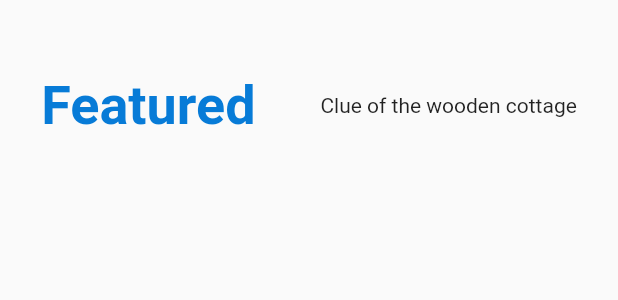
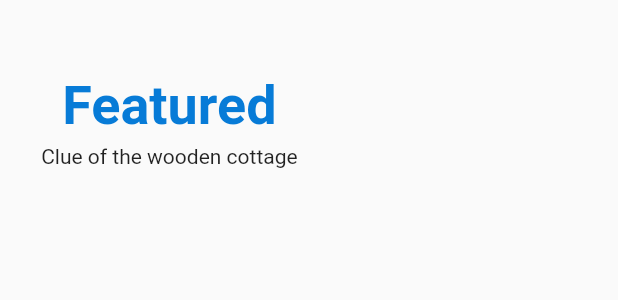
Before and after one commit to LiyanaZaiman/FYP, a Flutter app: the FeaturedHeading widget shown alone on an empty page, opened directly with empty values, on a phone screen of 412 x 824 dp. Shown: the top 300 px of the screen. Run offline on Flutter 3.47's test engine with Material 2 defaults, Android fonts, the phone set to English and light mode, and no system bars; our stand-ins replace carousel_slider; Roboto replaces fonts that are missing (Raleway).

Commit message:
mobileadjustment sizing

```diff
--- a/lib/widgets/carousel.dart
+++ b/lib/widgets/carousel.dart
@@ -75,7 +75,8 @@ class _MainCarouselState extends State<MainCarousel> {
                   }
 
                 });
-              }),
+              }
+            ),
           carouselController: _controller,
         ),
         AspectRatio(
@@ -92,6 +93,7 @@ class _MainCarouselState extends State<MainCarousel> {
             ),
           ),
         ),
+         screenSize.width<800 ? Container():
          AspectRatio(
                 aspectRatio: 17 / 8,
                 child: Center(
--- a/lib/widgets/featured_heading.dart
+++ b/lib/widgets/featured_heading.dart
@@ -17,7 +17,24 @@ class FeaturedHeading extends StatelessWidget {
         left: screenSize.width / 15,
         right: screenSize.width / 15,
       ),
-      child:  Row(
+      child: screenSize.width <800?Column(
+        children: [
+          Text(
+              'Featured',
+              style: TextStyle(
+                  fontSize: 36,
+                  fontFamily: 'Raleway',
+                  fontWeight: FontWeight.bold,
+                  color:Color(0xFF077bd7)
+              ),
+            ),
+            SizedBox(height: 5,),
+            Text(
+                    'Clue of the wooden cottage',
+                    textAlign: TextAlign.end,
+                  ),
+        ],
+      ):  Row(
               mainAxisSize: MainAxisSize.max,
               mainAxisAlignment: MainAxisAlignment.start,
               children: [
```
Also changed, not shown: lib/widgets/bottom_bar.dart (+7 -2 lines), lib/widgets/featured_tiles.dart (+45 -0 lines), lib/widgets/floating_quick_access_bar.dart (+40 -1 lines).
